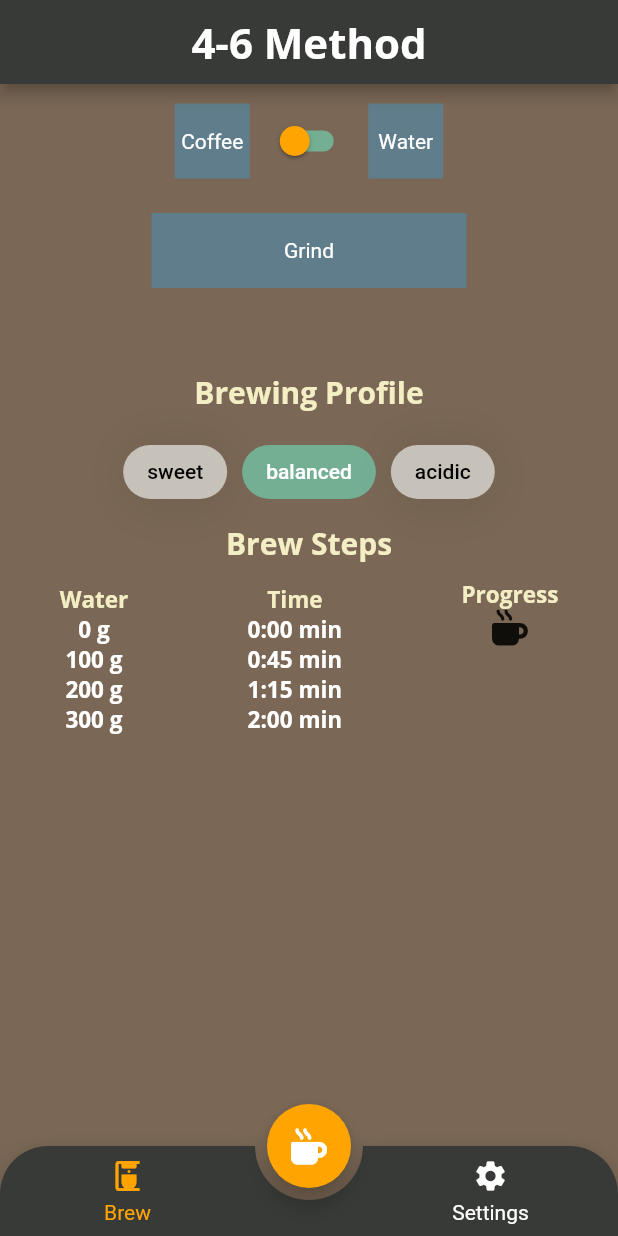
After one commit to speedy901990/46method, a Flutter app: the screen it shows after launch, on a phone screen of 412 x 824 dp. The commit adds this screen. Run offline on Flutter 3.47's test engine with Material 2 defaults, Android fonts, the phone set to English and light mode, and no system bars; drawn by our look-alikes of animated_bottom_navigation_bar, auto_size_text, group_button; our stand-ins replace font_awesome_flutter; missing offline and left inert: circular_reveal_animation.

Commit message:
Move parts of main brew page to separate files

```diff
--- /dev/null
+++ b/app/lib/widgets/brew_page/brew_profile.dart
@@ -0,0 +1,52 @@
+import 'package:flutter/material.dart';
+import 'package:group_button/group_button.dart';
+
+class BrewProfile extends StatefulWidget {
+  const BrewProfile({super.key});
+
+  @override
+  State<BrewProfile> createState() => _BrewProfileState();
+}
+
+class _BrewProfileState extends State<BrewProfile> {
+  final _brewProfileController = GroupButtonController();
+
+  @override
+  void initState() {
+    _brewProfileController.selectIndex(1);
+    super.initState();
+  }
+
+  @override
+  Widget build(BuildContext context) {
+    return Column(
+      mainAxisAlignment: MainAxisAlignment.center,
+      children: [
+        Padding(
+          padding: const EdgeInsets.all(15.0),
+          child: Text(
+            'Brewing Profile',
+            style: Theme.of(context).textTheme.headline1,
+          ),
+        ),
+        Row(
+          mainAxisAlignment: MainAxisAlignment.center,
+          children: [
+            GroupButton(
+              controller: _brewProfileController,
+              buttons: ['sweet', 'balanced', 'acidic'],
+              options: GroupButtonOptions(
+                  selectedShadow: const [],
+                  groupingType: GroupingType.wrap,
+                  elevation: 0,
+                  borderRadius: BorderRadius.circular(20),
+                  selectedColor: Theme.of(context).colorScheme.surface,
+                  unselectedColor:
+                      Theme.of(context).colorScheme.surfaceVariant),
+            ),
+          ],
+        ),
+      ],
+    );
+  }
+}
--- /dev/null
+++ b/app/lib/widgets/brew_page/brew_steps.dart
@@ -0,0 +1,68 @@
+import 'package:flutter/material.dart';
+
+import 'package:app/models/hex_color.dart';
+import 'package:font_awesome_flutter/font_awesome_flutter.dart';
+
+class BrewSteps extends StatefulWidget {
+  final double maxHeight;
+  const BrewSteps(this.maxHeight);
+
+  @override
+  State<BrewSteps> createState() => _BrewStepsState();
+}
+
+class _BrewStepsState extends State<BrewSteps> {
+  @override
+  Widget build(BuildContext context) {
+    return Column(
+      mainAxisAlignment: MainAxisAlignment.start,
+      crossAxisAlignment: CrossAxisAlignment.center,
+      children: [
+        Padding(
+          padding: const EdgeInsets.all(10.0),
+          child: Text(
+            'Brew Steps',
+            style: Theme.of(context).textTheme.headline1,
+          ),
+        ),
+        Row(
+          mainAxisAlignment: MainAxisAlignment.spaceAround,
+          children: [
+            Column(
+              children: [
+                Text(
+                  'Water',
+                  style: Theme.of(context).textTheme.headline2,
+                ),
+                Text('0 g', style: Theme.of(context).textTheme.bodyText1),
+                Text('100 g', style: Theme.of(context).textTheme.bodyText1),
+                Text('200 g', style: Theme.of(context).textTheme.bodyText1),
+                Text('300 g', style: Theme.of(context).textTheme.bodyText1),
+              ],
+            ),
+            Column(
+              children: [
+                Text('Time', style: Theme.of(context).textTheme.headline2),
+                Text('0:00 min', style: Theme.of(context).textTheme.bodyText1),
+                Text('0:45 min', style: Theme.of(context).textTheme.bodyText1),
+                Text('1:15 min', style: Theme.of(context).textTheme.bodyText1),
+                Text('2:00 min', style: Theme.of(context).textTheme.bodyText1),
+              ],
+            ),
+            Container(
+              height: widget.maxHeight * 0.6 * 0.25, //fixit
+              child: Column(
+                mainAxisAlignment: MainAxisAlignment.start,
+                children: [
+                  Text('Progress',
+                      style: Theme.of(context).textTheme.headline2),
+                  FaIcon(FontAwesomeIcons.mugHot)
+                ],
+              ),
+            ),
+          ],
+        )
+      ],
+    );
+  }
+}
```
Also changed, not shown: app/lib/widgets/brew_page/brew.dart (+4 -102 lines).
